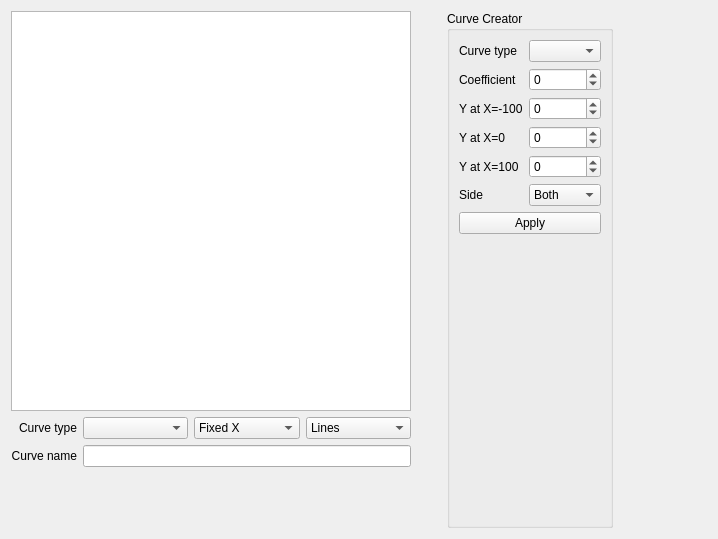
This is companion/src/modeledit/curves.ui in opentx/opentx as Qt 5 draws it before an edit. The edited form follows.
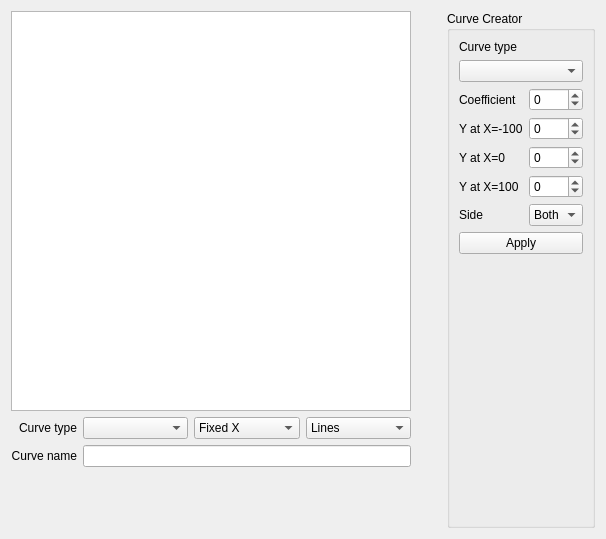
This is the edited form.

Commit message: Reduce width needed for curve editor

```diff
--- a/companion/src/modeledit/curves.ui
+++ b/companion/src/modeledit/curves.ui
@@ -6,7 +6,7 @@
    <rect>
     <x>0</x>
     <y>0</y>
-    <width>718</width>
+    <width>605</width>
     <height>539</height>
    </rect>
   </property>
@@ -175,16 +175,72 @@
      <property name="title">
       <string>Curve Creator</string>
      </property>
-     <layout class="QGridLayout" name="gridLayout_76" rowstretch="0,0,0,0,0,0,0,0">
+     <layout class="QGridLayout" name="gridLayout_2">
+      <item row="0" column="0">
+       <widget class="QLabel" name="curveTypeLabel_2">
+        <property name="text">
+         <string>Curve type</string>
+        </property>
+       </widget>
+      </item>
+      <item row="1" column="0" colspan="2">
+       <widget class="QComboBox" name="curveType"/>
+      </item>
+      <item row="2" column="0">
+       <widget class="QLabel" name="curveCoeffLabel">
+        <property name="text">
+         <string>Coefficient</string>
+        </property>
+       </widget>
+      </item>
+      <item row="2" column="1">
+       <widget class="QSpinBox" name="curveCoeff">
+        <property name="sizePolicy">
+         <sizepolicy hsizetype="MinimumExpanding" vsizetype="Fixed">
+          <horstretch>0</horstretch>
+          <verstretch>0</verstretch>
+         </sizepolicy>
+        </property>
+        <property name="minimum">
+         <number>-100</number>
+        </property>
+        <property name="maximum">
+         <number>100</number>
+        </property>
+       </widget>
+      </item>
       <item row="3" column="0">
+       <widget class="QLabel" name="yMinLabel">
+        <property name="text">
+         <string>Y at X=-100</string>
+        </property>
+       </widget>
+      </item>
+      <item row="3" column="1">
+       <widget class="QSpinBox" name="yMin">
+        <property name="sizePolicy">
+         <sizepolicy hsizetype="MinimumExpanding" vsizetype="Fixed">
+          <horstretch>0</horstretch>
+          <verstretch>0</verstretch>
+         </sizepolicy>
+        </property>
+        <property name="minimum">
+         <number>-100</number>
+        </property>
+        <property name="maximum">
+         <number>100</number>
+        </property>
+       </widget>
+      </item>
+      <item row="4" column="0">
        <widget class="QLabel" name="yMidLabel">
         <property name="text">
          <string>Y at X=0</string>
         </property>
        </widget>
       </item>
-      <item row="4" column="1" colspan="3">
-       <widget class="QSpinBox" name="yMax">
+      <item row="4" column="1">
+       <widget class="QSpinBox" name="yMid">
         <property name="sizePolicy">
          <sizepolicy hsizetype="MinimumExpanding" vsizetype="Fixed">
           <horstretch>0</horstretch>
@@ -199,15 +255,15 @@
         </property>
        </widget>
       </item>
-      <item row="4" column="0">
+      <item row="5" column="0">
        <widget class="QLabel" name="yMaxLabel">
         <property name="text">
          <string>Y at X=100</string>
         </property>
        </widget>
       </item>
-      <item row="1" column="1" colspan="3">
-       <widget class="QSpinBox" name="curveCoeff">
+      <item row="5" column="1">
+       <widget class="QSpinBox" name="yMax">
         <property name="sizePolicy">
          <sizepolicy hsizetype="MinimumExpanding" vsizetype="Fixed">
           <horstretch>0</horstretch>
@@ -222,7 +278,14 @@
         </property>
        </widget>
       </item>
-      <item row="5" column="1" colspan="3">
+      <item row="6" column="0">
+       <widget class="QLabel" name="curveSideLabel">
+        <property name="text">
+         <string>Side</string>
+        </property>
+       </widget>
+      </item>
+      <item row="6" column="1">
        <widget class="QComboBox" name="curveSide">
         <item>
          <property name="text">
@@ -241,77 +304,7 @@
         </item>
        </widget>
       </item>
-      <item row="2" column="1" colspan="3">
-       <widget class="QSpinBox" name="yMin">
-        <property name="sizePolicy">
-         <sizepolicy hsizetype="MinimumExpanding" vsizetype="Fixed">
-          <horstretch>0</horstretch>
-          <verstretch>0</verstretch>
-         </sizepolicy>
-        </property>
-        <property name="minimum">
-         <number>-100</number>
-        </property>
-        <property name="maximum">
-         <number>100</number>
-        </property>
-       </widget>
-      </item>
-      <item row="6" column="0" colspan="4">
-       <widget class="QPushButton" name="curveApply">
-        <property name="text">
-         <string>Apply</string>
-        </property>
-       </widget>
-      </item>
-      <item row="5" column="0">
-       <widget class="QLabel" name="curveSideLabel">
-        <property name="text">
-         <string>Side</string>
-        </property>
-       </widget>
-      </item>
-      <item row="3" column="1" colspan="3">
-       <widget class="QSpinBox" name="yMid">
-        <property name="sizePolicy">
-         <sizepolicy hsizetype="MinimumExpanding" vsizetype="Fixed">
-          <horstretch>0</horstretch>
-          <verstretch>0</verstretch>
-         </sizepolicy>
-        </property>
-        <property name="minimum">
-         <number>-100</number>
-        </property>
-        <property name="maximum">
-         <number>100</number>
-        </property>
-       </widget>
-      </item>
-      <item row="0" column="1" colspan="3">
-       <widget class="QComboBox" name="curveType"/>
-      </item>
-      <item row="0" column="0">
-       <widget class="QLabel" name="curveTypeLabel_2">
-        <property name="text">
-         <string>Curve type</string>
-        </property>
-       </widget>
-      </item>
-      <item row="2" column="0">
-       <widget class="QLabel" name="yMinLabel">
-        <property name="text">
-         <string>Y at X=-100</string>
-        </property>
-       </widget>
-      </item>
-      <item row="1" column="0">
-       <widget class="QLabel" name="curveCoeffLabel">
-        <property name="text">
-         <string>Coefficient</string>
-        </property>
-       </widget>
-      </item>
-      <item row="7" column="0">
+      <item row="8" column="0">
        <spacer name="verticalSpacer_3">
         <property name="orientation">
          <enum>Qt::Vertical</enum>
@@ -324,6 +317,13 @@
         </property>
        </spacer>
       </item>
+      <item row="7" column="0" colspan="2">
+       <widget class="QPushButton" name="curveApply">
+        <property name="text">
+         <string>Apply</string>
+        </property>
+       </widget>
+      </item>
      </layout>
     </widget>
    </item>
```
Left out of the diff: 1 changed line with no effect on the pictures.
